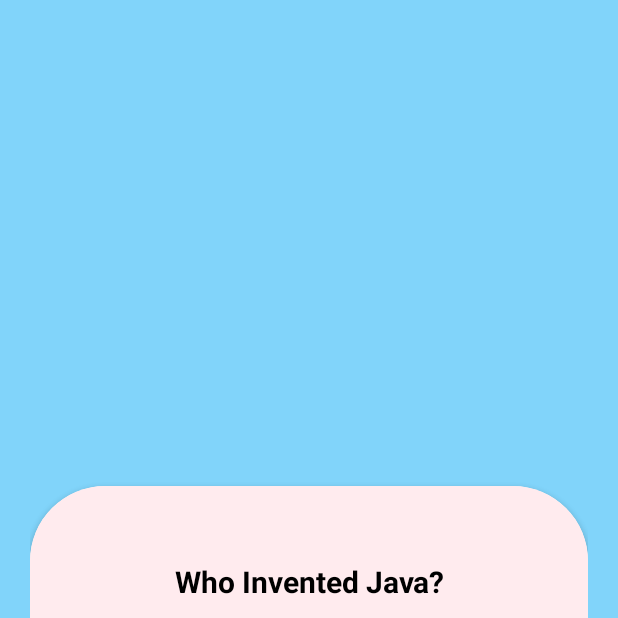
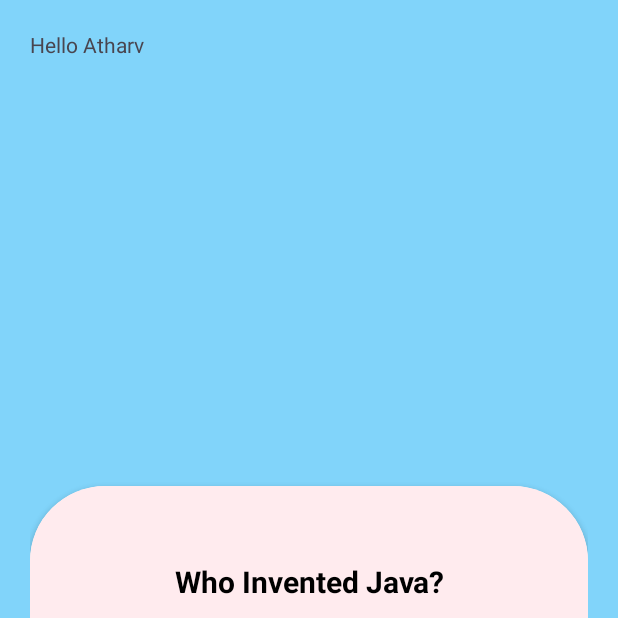
Before and after one commit to Coding-Champp/CodingChamp, an Android app: the screen it shows after launch (MainActivity), on a phone screen of 412 x 824 dp, the top half of it. Run offline under Robolectric (Android 15) with nearby library versions, the phone set to English and light mode, and no system bars.

Commit message:
1st Commit

```diff
--- a/app/src/main/res/layout/activity_main.xml
+++ b/app/src/main/res/layout/activity_main.xml
@@ -8,7 +8,11 @@
     android:padding="20dp"
     android:background="#81D4FA"
     tools:context=".MainActivity">
-
+<TextView
+    android:layout_width="wrap_content"
+    android:layout_height="wrap_content"
+    android:text="Hello Atharv"
+    />
 
 <androidx.cardview.widget.CardView
     android:layout_width="match_parent"
```
